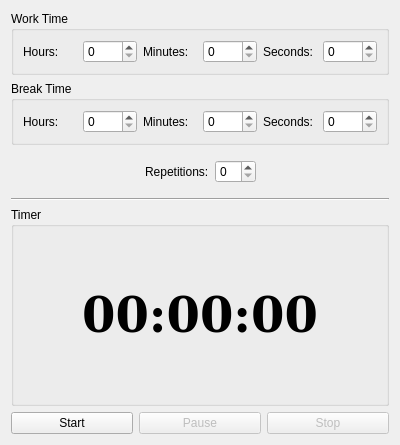
Before: the Qt Designer form QT5/pomodoro.ui in nullsym/pomodoro, drawn with Qt 5.
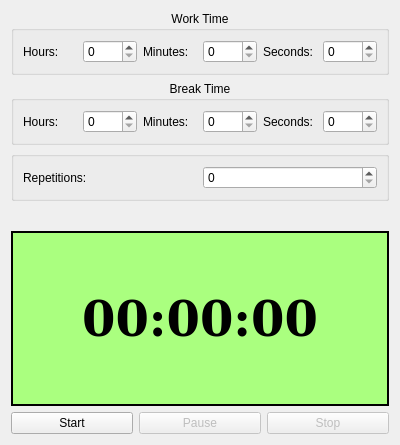
After: the same form once the commit is applied.

```diff
--- a/QT5/pomodoro.ui
+++ b/QT5/pomodoro.ui
@@ -50,6 +50,12 @@
          <property name="title">
           <string>Work Time</string>
          </property>
+         <property name="alignment">
+          <set>Qt::AlignHCenter|Qt::AlignTop</set>
+         </property>
+         <property name="flat">
+          <bool>false</bool>
+         </property>
          <layout class="QHBoxLayout" name="horizontalLayout_6">
           <item>
            <layout class="QHBoxLayout" name="horizontalLayout_3">
@@ -93,6 +99,9 @@
          <property name="title">
           <string>Break Time</string>
          </property>
+         <property name="alignment">
+          <set>Qt::AlignHCenter|Qt::AlignTop</set>
+         </property>
          <layout class="QHBoxLayout" name="horizontalLayout_5">
           <item>
            <layout class="QHBoxLayout" name="horizontalLayout_4">
@@ -131,6 +140,25 @@
          </layout>
         </widget>
        </item>
+       <item>
+        <widget class="QGroupBox" name="groupBox_3">
+         <property name="title">
+          <string/>
+         </property>
+         <layout class="QHBoxLayout" name="horizontalLayout">
+          <item>
+           <widget class="QLabel" name="label_8">
+            <property name="text">
+             <string>Repetitions:</string>
+            </property>
+           </widget>
+          </item>
+          <item>
+           <widget class="QSpinBox" name="spinBox_repetitions"/>
+          </item>
+         </layout>
+        </widget>
+       </item>
        <item>
         <widget class="QFrame" name="frame_2">
          <property name="autoFillBackground">
@@ -145,78 +173,13 @@
          <property name="lineWidth">
           <number>0</number>
          </property>
-         <layout class="QHBoxLayout" name="horizontalLayout_9">
-          <item>
-           <spacer name="horizontalSpacer">
-            <property name="orientation">
-             <enum>Qt::Horizontal</enum>
-            </property>
-            <property name="sizeHint" stdset="0">
-             <size>
-              <width>40</width>
-              <height>20</height>
-             </size>
-            </property>
-           </spacer>
-          </item>
-          <item>
-           <layout class="QHBoxLayout" name="horizontalLayout">
-            <item>
-             <widget class="QLabel" name="label_8">
-              <property name="text">
-               <string>Repetitions:</string>
-              </property>
-             </widget>
-            </item>
-            <item>
-             <widget class="QSpinBox" name="spinBox_repetitions"/>
-            </item>
+         <layout class="QHBoxLayout" name="horizontalLayout_9"/>
+        </widget>
+       </item>
            </layout>
           </item>
           <item>
-           <spacer name="horizontalSpacer_2">
-            <property name="orientation">
-             <enum>Qt::Horizontal</enum>
-            </property>
-            <property name="sizeHint" stdset="0">
-             <size>
-              <width>40</width>
-              <height>20</height>
-             </size>
-            </property>
-           </spacer>
-          </item>
-         </layout>
-        </widget>
-       </item>
-       <item>
-        <widget class="Line" name="line">
-         <property name="orientation">
-          <enum>Qt::Horizontal</enum>
-         </property>
-        </widget>
-       </item>
-       <item>
-        <widget class="QGroupBox" name="groupBox_3">
-         <property name="title">
-          <string>Timer</string>
-         </property>
-         <layout class="QHBoxLayout" name="horizontalLayout_8">
-          <item>
-           <spacer name="verticalSpacer">
-            <property name="orientation">
-             <enum>Qt::Vertical</enum>
-            </property>
-            <property name="sizeHint" stdset="0">
-             <size>
-              <width>20</width>
-              <height>40</height>
-             </size>
-            </property>
-           </spacer>
-          </item>
-          <item>
-           <layout class="QHBoxLayout" name="horizontalLayout_7">
+      <layout class="QVBoxLayout" name="verticalLayout_5">
             <item>
              <widget class="QLabel" name="label_clock">
               <property name="font">
@@ -228,6 +191,15 @@
                 <bold>true</bold>
                </font>
               </property>
+         <property name="autoFillBackground">
+          <bool>false</bool>
+         </property>
+         <property name="styleSheet">
+          <string notr="true">background-color: rgb(170, 255, 127);</string>
+         </property>
+         <property name="frameShape">
+          <enum>QFrame::WinPanel</enum>
+         </property>
               <property name="text">
                <string>00:00:00</string>
               </property>
@@ -243,24 +215,6 @@
               <property name="textInteractionFlags">
                <set>Qt::NoTextInteraction</set>
               </property>
-             </widget>
-            </item>
-           </layout>
-          </item>
-          <item>
-           <spacer name="verticalSpacer_2">
-            <property name="orientation">
-             <enum>Qt::Vertical</enum>
-            </property>
-            <property name="sizeHint" stdset="0">
-             <size>
-              <width>20</width>
-              <height>40</height>
-             </size>
-            </property>
-           </spacer>
-          </item>
-         </layout>
         </widget>
        </item>
       </layout>
```
Lines whose indentation alone changed are shown as unchanged.
